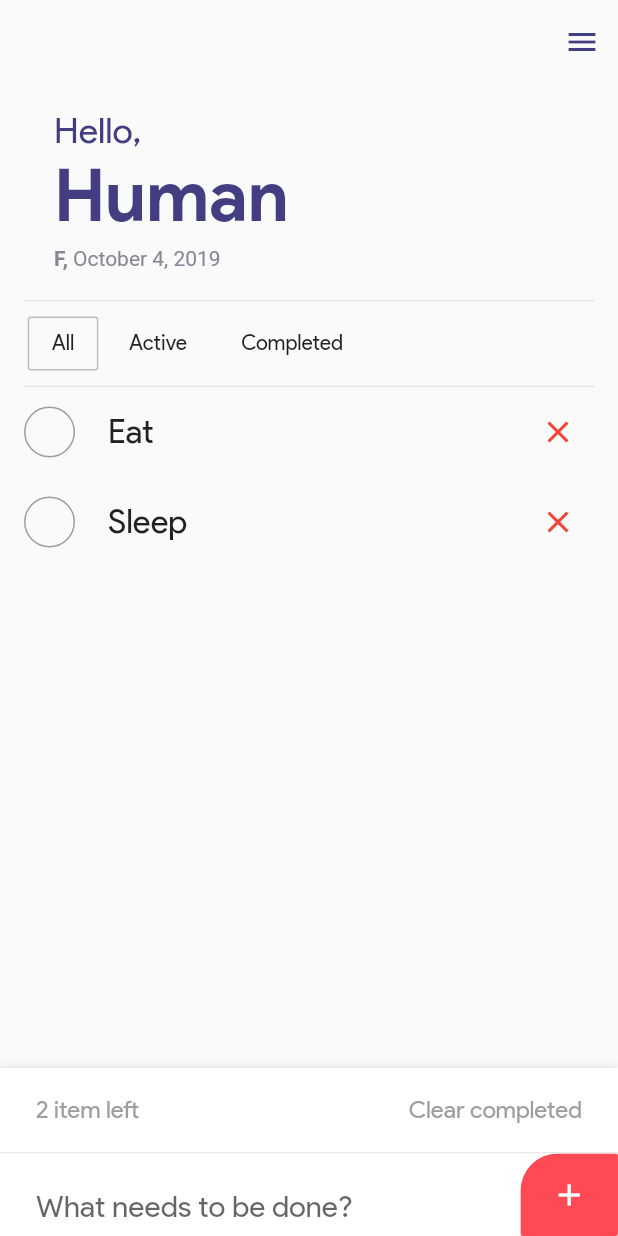
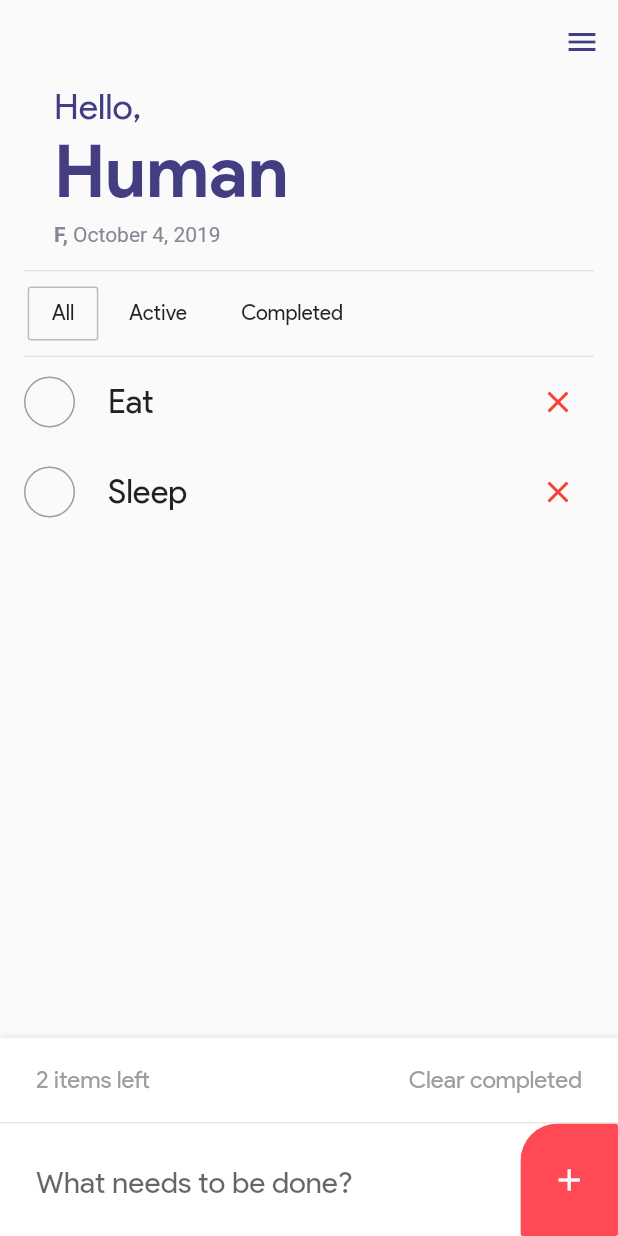
Before and after one commit to shiburagi/Todo-App-Flutter, a Flutter app: the screen it shows after launch, on a phone screen of 412 x 824 dp. Run offline on Flutter 3.47's test engine with Material 2 defaults, Android fonts, the phone set to English and light mode, and no system bars.

Commit message:
adjust layout

```diff
--- a/lib/main.dart
+++ b/lib/main.dart
@@ -10,7 +10,6 @@ void main() => SystemChrome.setPreferredOrientations([
     });
 
 class MyApp extends StatelessWidget {
-  // This widget is the root of your application.
   @override
   Widget build(BuildContext context) {
     return MaterialApp(
--- a/lib/ui/home_page.dart
+++ b/lib/ui/home_page.dart
@@ -12,27 +12,41 @@ class _HomePageState extends State<HomePage> {
     TodoItem(title: "Sleep"),
   ];
 
+  TextEditingController _titleController;
+  bool _filter;
+
+  @override
+  void initState() {
+    _titleController = TextEditingController();
+    super.initState();
+  }
+
+  @override
+  void dispose() {
+    _titleController.dispose();
+    super.dispose();
+  }
+
   @override
   Widget build(BuildContext context) {
+    bool isLightMode = true;
     return Scaffold(
-      appBar: _buildAppBar(),
       body: _buildBody(context),
-    );
-  }
-
-  Widget _buildAppBar() {
-    return AppBar(
-      backgroundColor: Colors.transparent,
-      elevation: 0,
-      actions: <Widget>[
-        Padding(
-          padding: const EdgeInsets.only(right: 12.0),
-          child: Icon(
-            Icons.menu,
-            color: Color(0xFF433D82),
+      endDrawer: Drawer(
+        child: Container(
+          child: ListView(
+            children: <Widget>[
+              InkWell(
+                child: ListTile(
+                  trailing: Icon(
+                      isLightMode ? Icons.brightness_2 : Icons.brightness_high),
+                  title: Text(isLightMode ? "Dark" : "Light"),
                 ),
-        )
+              ),
             ],
+          ),
+        ),
+      ),
     );
   }
 
@@ -40,7 +54,7 @@ class _HomePageState extends State<HomePage> {
     return Column(
       children: <Widget>[
         Expanded(
-          child: _buildBodyContent(context),
+          child: _buildNestedView(context),
           flex: 1,
         ),
         _buildBottomContent(context),
@@ -48,10 +62,34 @@ class _HomePageState extends State<HomePage> {
     );
   }
 
-  Widget _buildBodyContent(BuildContext context) {
-    return Padding(
-      padding: const EdgeInsets.fromLTRB(16, 16, 16, 0),
+  Widget _buildNestedView(BuildContext context) {
+    return SafeArea(
+      child: NestedScrollView(
+        headerSliverBuilder: _buildAppBar,
+        body: _buildBodyContent(context),
+      ),
+    );
+  }
+
+  List<Widget> _buildAppBar(BuildContext context, bool innerBoxIsScrolled) {
+    return <Widget>[
+      SliverAppBar(
+        expandedHeight: 180.0,
+        automaticallyImplyLeading: false,
+        iconTheme: IconThemeData(color: Color(0xFF433D82)),
+        floating: false,
+        elevation: 0,
+        pinned: true,
+        backgroundColor: Colors.transparent,
+        flexibleSpace: FlexibleSpaceBar(
+          collapseMode: CollapseMode.pin,
+          centerTitle: true,
+          title: Text(""),
+          background: SafeArea(
+            child: Padding(
+              padding: const EdgeInsets.fromLTRB(16, 56, 16, 0),
               child: Column(
+                mainAxisSize: MainAxisSize.min,
                 crossAxisAlignment: CrossAxisAlignment.start,
                 children: <Widget>[
                   Padding(
@@ -63,7 +101,23 @@ class _HomePageState extends State<HomePage> {
                     padding: const EdgeInsets.symmetric(horizontal: 20.0),
                     child: _buildDateWidget(context: context),
                   ),
-          SizedBox(height: 20.0),
+                ],
+              ),
+            ),
+          ),
+        ),
+      ),
+    ];
+  }
+
+  Widget _buildBodyContent(BuildContext context) {
+    return Padding(
+      padding: const EdgeInsets.fromLTRB(16, 0, 16, 0),
+      child: Column(
+        mainAxisSize: MainAxisSize.min,
+        crossAxisAlignment: CrossAxisAlignment.start,
+        children: <Widget>[
+          // SizedBox(height: 20.0),
           Divider(height: 1),
           SizedBox(height: 4.0),
           Padding(
@@ -128,12 +182,29 @@ class _HomePageState extends State<HomePage> {
   }
 
   Widget _buildTaskTypesWidget({@required BuildContext context}) {
-    return Row(mainAxisAlignment: MainAxisAlignment.start, children: <Widget>[
+    return Row(
+      mainAxisAlignment: MainAxisAlignment.start,
+      children: <Widget>[
         _buildToggleButton(
-          context: context, text: "All", onPressed: () {}, focus: true),
-      _buildToggleButton(context: context, text: "Active", onPressed: () {}),
-      _buildToggleButton(context: context, text: "Completed", onPressed: () {}),
-    ]);
+          context: context,
+          text: "All",
+          onPressed: () {},
+          focus: _filter == null,
+        ),
+        _buildToggleButton(
+          context: context,
+          text: "Active",
+          onPressed: () {},
+          focus: _filter == true,
+        ),
+        _buildToggleButton(
+          context: context,
+          text: "Completed",
+          onPressed: () {},
+          focus: _filter == false,
+        ),
+      ],
+    );
   }
 
   Widget _buildToggleButton(
@@ -159,6 +230,12 @@ class _HomePageState extends State<HomePage> {
   }
 
   Widget _buildListView(BuildContext context) {
+    List<TodoItem> _items = this
+        ._items
+        .where(
+          (item) => item.isCompleted != _filter,
+        )
+        .toList();
     return Flexible(
       child: ListView.builder(
         padding: EdgeInsets.all(0),
@@ -166,16 +243,17 @@ class _HomePageState extends State<HomePage> {
         itemBuilder: (context, i) {
           return _buildListTile(
             context: context,
-            index: i,
+            item: _items[i],
           );
         },
       ),
     );
   }
 
-  Widget _buildListTile({@required BuildContext context, int index}) {
-    TodoItem item = _items[index];
+  Widget _buildListTile({@required BuildContext context, TodoItem item}) {
     return InkWell(
+      onTap: () {
+      },
       child: ListTile(
         contentPadding: EdgeInsets.fromLTRB(0, 2, 0, 2),
         leading: Container(
@@ -207,7 +285,8 @@ class _HomePageState extends State<HomePage> {
             Icons.clear,
             color: Colors.red,
           ),
-          onPressed: () {},
+          onPressed: () {
+          },
         ),
       ),
     );
@@ -216,7 +295,7 @@ class _HomePageState extends State<HomePage> {
   Widget _buildBottomContent(BuildContext context) {
     return Container(
       decoration: BoxDecoration(
-          color: Colors.white,
+          color: Theme.of(context).cardColor,
           boxShadow: [BoxShadow(blurRadius: 4, color: Colors.black12)]),
       child: Column(
         children: <Widget>[
@@ -229,6 +308,7 @@ class _HomePageState extends State<HomePage> {
   }
 
   Widget _buildListInfo(BuildContext context) {
+    int activeCount = _items.length;
     return Padding(
       padding: const EdgeInsets.fromLTRB(24, 4, 8, 4),
       child: Row(
@@ -236,7 +316,7 @@ class _HomePageState extends State<HomePage> {
           Expanded(
             flex: 1,
             child: Text(
-              "${_items.length} item left",
+              "$activeCount item${activeCount > 1 ? "s" : ""} left",
               style: Theme.of(context)
                   .textTheme
                   .subhead
@@ -253,7 +333,9 @@ class _HomePageState extends State<HomePage> {
                     .subhead
                     .copyWith(color: Colors.grey),
               ),
-              onPressed: () {},
+              onPressed: () {
+
+              },
             ),
           ),
         ],
@@ -270,6 +352,7 @@ class _HomePageState extends State<HomePage> {
           flex: 1,
           child: Container(
             child: TextFormField(
+              controller: _titleController,
               style: TextStyle(fontSize: 20),
               decoration: InputDecoration(
                   hintText: "What needs to be done?",
@@ -277,25 +360,24 @@ class _HomePageState extends State<HomePage> {
                   enabledBorder: border,
                   focusedBorder: border,
                   contentPadding: EdgeInsets.fromLTRB(
-                      24, 16, 16, MediaQuery.of(context).padding.bottom)),
+                      24, 4, 16, MediaQuery.of(context).padding.bottom)),
             ),
           ),
         ),
-        InkWell(
-          child: ClipRRect(
+        ClipRRect(
           borderRadius: BorderRadius.only(topLeft: Radius.circular(25.0)),
           child: MaterialButton(
-              height: 55.0 + MediaQuery.of(context).padding.bottom,
+            height: 75.0 + MediaQuery.of(context).padding.bottom,
             minWidth: 65.0,
             child: Icon(Icons.add, color: Colors.white),
             color: Color(0xFFFF4954),
-              onPressed: () {},
-            ),
+            onPressed: (){},
           ),
         ),
       ],
     );
   }
+
 }
 
 class TodoItem {
--- a/pubspec.yaml
+++ b/pubspec.yaml
@@ -24,6 +24,8 @@ dependencies:
   # Use with the CupertinoIcons class for iOS style icons.
   cupertino_icons: ^0.1.2
   intl: ^0.15.8
+  provider: ^3.1.0
+
 
 
 dev_dependencies:
```
Lines whose indentation alone changed are shown as unchanged.
